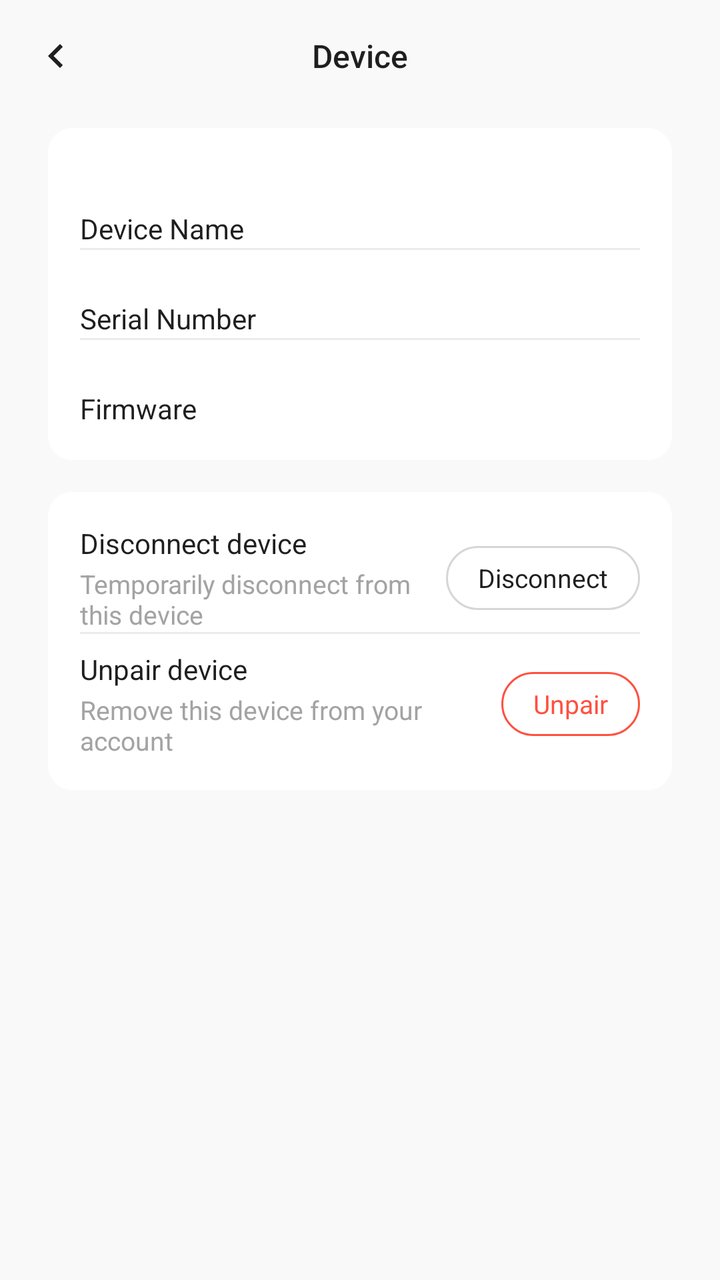
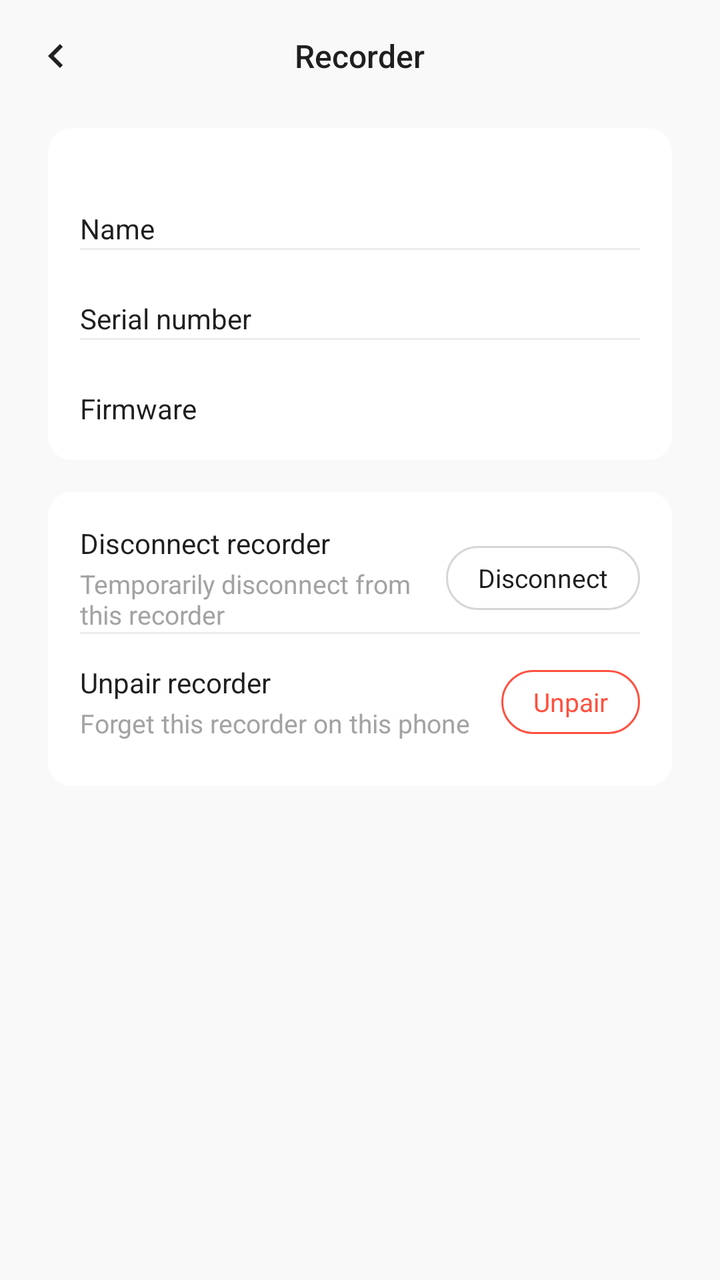

The first picture is an Android layout as it rendered before a commit; the second is the same layout after the commit. The layout source and the unified diff follow.
<!-- AndroidManifest.xml: application theme Theme.PlaudBridge -->
<!-- res/layout/activity_device_panel.xml -->
<?xml version="1.0" encoding="utf-8"?>
<LinearLayout xmlns:android="http://schemas.android.com/apk/res/android"
    xmlns:app="http://schemas.android.com/apk/res-auto"
    android:layout_width="match_parent"
    android:layout_height="match_parent"
    android:background="@color/bg_primary"
    android:orientation="vertical">

    
    <FrameLayout
        android:layout_width="match_parent"
        android:layout_height="56dp">

        <ImageButton
            android:id="@+id/backButton"
            android:layout_width="48dp"
            android:layout_height="48dp"
            android:layout_gravity="start|center_vertical"
            android:layout_marginStart="4dp"
            android:background="?attr/selectableItemBackgroundBorderless"
            android:contentDescription="Back"
            android:src="@drawable/ic_chevron_left"
            android:tint="@color/text_primary" />

        <TextView
            android:layout_width="wrap_content"
            android:layout_height="wrap_content"
            android:layout_gravity="center"
            android:fontFamily="sans-serif-medium"
            android:id="@+id/panelTitle"
            android:text="@string/device"
            android:textColor="@color/text_primary"
            android:textSize="16sp" />
    </FrameLayout>

    <ScrollView
        android:layout_width="match_parent"
        android:layout_height="match_parent"
        android:scrollbars="none">

        <LinearLayout
            android:layout_width="match_parent"
            android:layout_height="wrap_content"
            android:orientation="vertical"
            android:paddingStart="24dp"
            android:paddingEnd="24dp"
            android:paddingTop="8dp">

            
            <LinearLayout
                android:layout_width="match_parent"
                android:layout_height="wrap_content"
                android:background="@drawable/bg_card"
                android:orientation="vertical"
                android:padding="16dp">

                
                <RelativeLayout
                    android:layout_width="match_parent"
                    android:layout_height="wrap_content"
                    android:minHeight="44dp"
                    android:gravity="center_vertical">

                    <TextView
                        android:layout_width="wrap_content"
                        android:layout_height="wrap_content"
                        android:layout_alignParentStart="true"
                        android:layout_centerVertical="true"
                        android:fontFamily="sans-serif"
                        android:text="@string/device_name"
                        android:textColor="@color/text_primary"
                        android:textSize="14sp" />

                    <TextView
                        android:id="@+id/deviceNameValue"
                        android:layout_width="wrap_content"
                        android:layout_height="wrap_content"
                        android:layout_alignParentEnd="true"
                        android:layout_centerVertical="true"
                        android:fontFamily="sans-serif"
                        android:textColor="@color/gray_medium"
                        android:textSize="14sp" />
                </RelativeLayout>

                <View
                    android:layout_width="match_parent"
                    android:layout_height="1dp"
                    android:background="@color/separator" />

                
                <RelativeLayout
                    android:layout_width="match_parent"
                    android:layout_height="wrap_content"
                    android:minHeight="44dp"
                    android:gravity="center_vertical">

                    <TextView
                        android:layout_width="wrap_content"
                        android:layout_height="wrap_content"
                        android:layout_alignParentStart="true"
                        android:layout_centerVertical="true"
                        android:fontFamily="sans-serif"
                        android:text="@string/serial_number"
                        android:textColor="@color/text_primary"
                        android:textSize="14sp" />

                    <TextView
                        android:id="@+id/deviceSnValue"
                        android:layout_width="wrap_content"
                        android:layout_height="wrap_content"
                        android:layout_alignParentEnd="true"
                        android:layout_centerVertical="true"
                        android:fontFamily="sans-serif"
                        android:textColor="@color/gray_medium"
                        android:textSize="14sp" />
                </RelativeLayout>

                <View
                    android:layout_width="match_parent"
                    android:layout_height="1dp"
                    android:background="@color/separator" />

                
                <RelativeLayout
                    android:layout_width="match_parent"
                    android:layout_height="wrap_content"
                    android:minHeight="44dp"
                    android:gravity="center_vertical">

                    <TextView
                        android:layout_width="wrap_content"
                        android:layout_height="wrap_content"
                        android:layout_alignParentStart="true"
                        android:layout_centerVertical="true"
                        android:fontFamily="sans-serif"
                        android:text="@string/firmware"
                        android:textColor="@color/text_primary"
                        android:textSize="14sp" />

                    <LinearLayout
                        android:layout_width="wrap_content"
                        android:layout_height="wrap_content"
                        android:layout_alignParentEnd="true"
                        android:layout_centerVertical="true"
                        android:gravity="center_vertical"
                        android:orientation="horizontal">

                        <TextView
                            android:id="@+id/firmwareValue"
                            android:layout_width="wrap_content"
                            android:layout_height="wrap_content"
                            android:fontFamily="sans-serif"
                            android:textColor="@color/gray_medium"
                            android:textSize="14sp" />

                        <Button
                            android:id="@+id/firmwareUpdateButton"
                            android:layout_width="wrap_content"
                            android:layout_height="28dp"
                            android:layout_marginStart="8dp"
                            android:background="@drawable/bg_primary_button"
                            android:insetTop="0dp"
                            android:insetBottom="0dp"
                            app:backgroundTint="@null"
                            android:fontFamily="sans-serif"
                            android:minWidth="0dp"
                            android:paddingStart="12dp"
                            android:paddingEnd="12dp"
                            android:text="@string/update"
                            android:textAllCaps="false"
                            android:textColor="@color/white"
                            android:textSize="12sp"
                            android:visibility="gone" />
                    </LinearLayout>
                </RelativeLayout>
            </LinearLayout>

            
            <LinearLayout
                android:layout_width="match_parent"
                android:layout_height="wrap_content"
                android:layout_marginTop="16dp"
                android:background="@drawable/bg_card"
                android:orientation="vertical"
                android:padding="16dp">

                
                <LinearLayout
                    android:id="@+id/disconnectRow"
                    android:layout_width="match_parent"
                    android:layout_height="wrap_content"
                    android:minHeight="52dp"
                    android:gravity="center_vertical"
                    android:orientation="horizontal">

                    <LinearLayout
                        android:layout_width="0dp"
                        android:layout_height="wrap_content"
                        android:layout_weight="1"
                        android:orientation="vertical">

                        <TextView
                            android:layout_width="wrap_content"
                            android:layout_height="wrap_content"
                            android:fontFamily="sans-serif"
                            android:text="@string/disconnect_device"
                            android:textColor="@color/text_primary"
                            android:textSize="14sp" />

                        <TextView
                            android:layout_width="wrap_content"
                            android:layout_height="wrap_content"
                            android:layout_marginTop="2dp"
                            android:fontFamily="sans-serif"
                            android:text="@string/disconnect_subtitle"
                            android:textColor="@color/text_secondary"
                            android:textSize="13sp" />
                    </LinearLayout>

                    <TextView
                        android:id="@+id/disconnectButton"
                        android:layout_width="wrap_content"
                        android:layout_height="32dp"
                        android:layout_marginStart="8dp"
                        android:background="@drawable/bg_pill_outline_gray"
                        android:fontFamily="sans-serif"
                        android:gravity="center"
                        android:paddingStart="16dp"
                        android:paddingEnd="16dp"
                        android:text="@string/disconnect"
                        android:textColor="@color/text_primary"
                        android:textSize="13sp" />
                </LinearLayout>

                <View
                    android:layout_width="match_parent"
                    android:layout_height="1dp"
                    android:background="@color/separator" />

                
                <LinearLayout
                    android:id="@+id/unpairRow"
                    android:layout_width="match_parent"
                    android:layout_height="wrap_content"
                    android:layout_marginTop="8dp"
                    android:minHeight="52dp"
                    android:gravity="center_vertical"
                    android:orientation="horizontal">

                    <LinearLayout
                        android:layout_width="0dp"
                        android:layout_height="wrap_content"
                        android:layout_weight="1"
                        android:orientation="vertical">

                        <TextView
                            android:layout_width="wrap_content"
                            android:layout_height="wrap_content"
                            android:fontFamily="sans-serif"
                            android:text="@string/unpair_device"
                            android:textColor="@color/text_primary"
                            android:textSize="14sp" />

                        <TextView
                            android:layout_width="wrap_content"
                            android:layout_height="wrap_content"
                            android:layout_marginTop="2dp"
                            android:fontFamily="sans-serif"
                            android:text="@string/unpair_subtitle"
                            android:textColor="@color/text_secondary"
                            android:textSize="13sp" />
                    </LinearLayout>

                    <TextView
                        android:id="@+id/unpairButton"
                        android:layout_width="wrap_content"
                        android:layout_height="32dp"
                        android:layout_marginStart="8dp"
                        android:background="@drawable/bg_pill_outline_red"
                        android:fontFamily="sans-serif"
                        android:gravity="center"
                        android:paddingStart="16dp"
                        android:paddingEnd="16dp"
                        android:text="@string/unpair"
                        android:textColor="@color/red"
                        android:textSize="13sp" />
                </LinearLayout>
            </LinearLayout>

        </LinearLayout>
    </ScrollView>
</LinearLayout>
<!-- resources referenced by this layout -->
<resources>
  <color name="bg_primary">#F9F9F9</color>
  <color name="gray_medium">#7A7A7A</color>
  <color name="red">#FF503F</color>
  <color name="separator">#EBEBEB</color>
  <color name="text_primary">#1F1F1F</color>
  <color name="text_secondary">#A3A3A3</color>
  <color name="white">#FFFFFF</color>
  <!-- drawable bg_card (drawable) -->
  <?xml version="1.0" encoding="utf-8"?>
  <shape xmlns:android="http://schemas.android.com/apk/res/android"
      android:shape="rectangle">
      <solid android:color="@color/white" />
      <corners android:radius="12dp" />
  </shape>
  <!-- drawable bg_pill_outline_gray (drawable) -->
  <?xml version="1.0" encoding="utf-8"?>
  <shape xmlns:android="http://schemas.android.com/apk/res/android" android:shape="rectangle">
      <solid android:color="@android:color/transparent" />
      <stroke android:width="1dp" android:color="#D6D6D6" />
      <corners android:radius="16dp" />
  </shape>
  <!-- drawable bg_pill_outline_red (drawable) -->
  <?xml version="1.0" encoding="utf-8"?>
  <shape xmlns:android="http://schemas.android.com/apk/res/android" android:shape="rectangle">
      <solid android:color="@android:color/transparent" />
      <stroke android:width="1dp" android:color="@color/red" />
      <corners android:radius="16dp" />
  </shape>
  <!-- drawable bg_primary_button (drawable) -->
  <?xml version="1.0" encoding="utf-8"?>
  <shape xmlns:android="http://schemas.android.com/apk/res/android"
      android:shape="rectangle">
      <solid android:color="@color/black" />
      <corners android:radius="12dp" />
  </shape>
  <!-- drawable ic_chevron_left (drawable) -->
  <?xml version="1.0" encoding="utf-8"?>
  <vector xmlns:android="http://schemas.android.com/apk/res/android"
      android:width="24dp"
      android:height="24dp"
      android:viewportWidth="24"
      android:viewportHeight="24"
      android:tint="?attr/colorControlNormal">
      <path
          android:fillColor="@android:color/white"
          android:pathData="M15.41,7.41L14,6l-6,6 6,6 1.41,-1.41L10.83,12z" />
  </vector>
  <string name="device">Device</string>
  <string name="device_name">Device Name</string>
  <string name="disconnect">Disconnect</string>
  <string name="disconnect_device">Disconnect device</string>
  <string name="disconnect_subtitle">Temporarily disconnect from this device</string>
  <string name="firmware">Firmware</string>
  <string name="serial_number">Serial Number</string>
  <string name="unpair">Unpair</string>
  <string name="unpair_device">Unpair device</string>
  <string name="unpair_subtitle">Remove this device from your account</string>
  <string name="update">Update</string>
  <style name="Theme.PlaudBridge" parent="Theme.MaterialComponents.Light.NoActionBar">
          <item name="colorPrimary">#1F1F1F</item>
          <item name="colorPrimaryVariant">#1F1F1F</item>
          <item name="colorOnPrimary">#FFFFFF</item>
          <item name="colorSecondary">#6CAE85</item>
          <item name="colorOnSecondary">#FFFFFF</item>
          <item name="android:windowBackground">@color/bg_primary</item>
          <item name="android:statusBarColor">@color/bg_primary</item>
          <item name="android:windowLightStatusBar">true</item>
          <item name="windowActionBar">false</item>
          <item name="windowNoTitle">true</item>
      </style>
  <color name="black">#000000</color>
</resources>

<!-- the commit's change to res/layout/activity_device_panel.xml (unified diff, before → after) -->
@@ -18,7 +18,7 @@
             android:layout_gravity="start|center_vertical"
             android:layout_marginStart="4dp"
             android:background="?attr/selectableItemBackgroundBorderless"
-            android:contentDescription="Back"
+            android:contentDescription="@string/cd_back"
             android:src="@drawable/ic_chevron_left"
             android:tint="@color/text_primary" />
 
<!-- resource entries referenced after the edit -->
@@ -47,16 +47,17 @@
           android:fillColor="@android:color/white"
           android:pathData="M15.41,7.41L14,6l-6,6 6,6 1.41,-1.41L10.83,12z" />
   </vector>
-  <string name="device">Device</string>
-  <string name="device_name">Device Name</string>
+  <string name="cd_back">Back</string>
+  <string name="device">Recorder</string>
+  <string name="device_name">Name</string>
   <string name="disconnect">Disconnect</string>
-  <string name="disconnect_device">Disconnect device</string>
-  <string name="disconnect_subtitle">Temporarily disconnect from this device</string>
+  <string name="disconnect_device">Disconnect recorder</string>
+  <string name="disconnect_subtitle">Temporarily disconnect from this recorder</string>
   <string name="firmware">Firmware</string>
-  <string name="serial_number">Serial Number</string>
+  <string name="serial_number">Serial number</string>
   <string name="unpair">Unpair</string>
-  <string name="unpair_device">Unpair device</string>
-  <string name="unpair_subtitle">Remove this device from your account</string>
+  <string name="unpair_device">Unpair recorder</string>
+  <string name="unpair_subtitle">Forget this recorder on this phone</string>
   <string name="update">Update</string>
   <style name="Theme.PlaudBridge" parent="Theme.MaterialComponents.Light.NoActionBar">
           <item name="colorPrimary">#1F1F1F</item>
